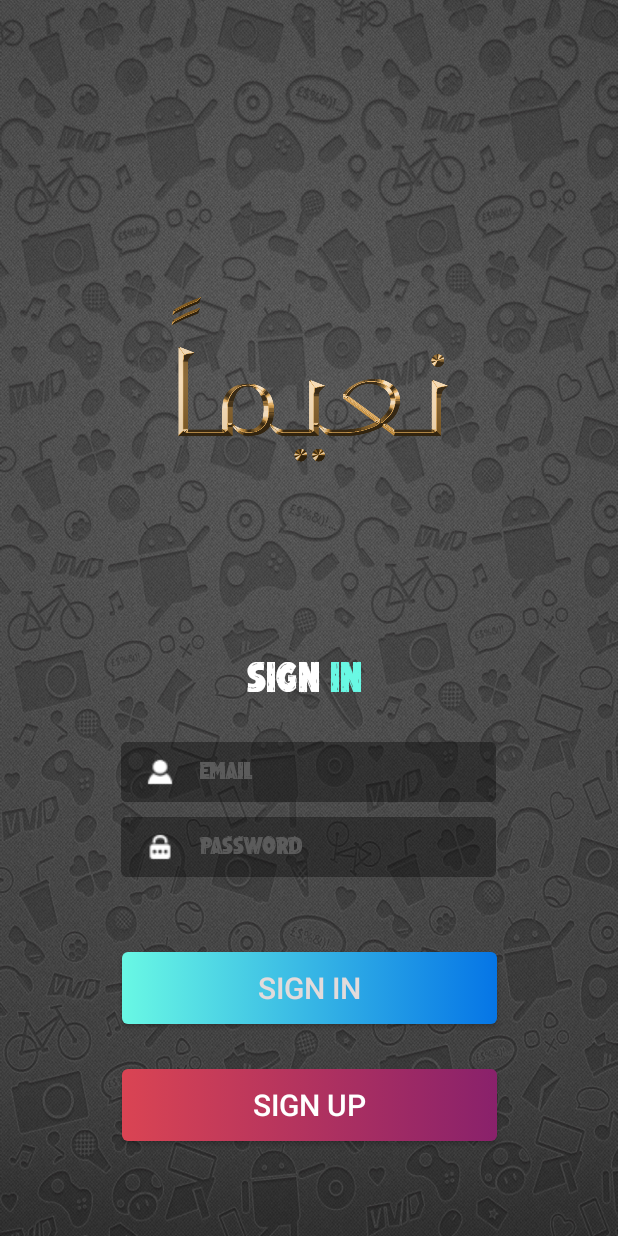
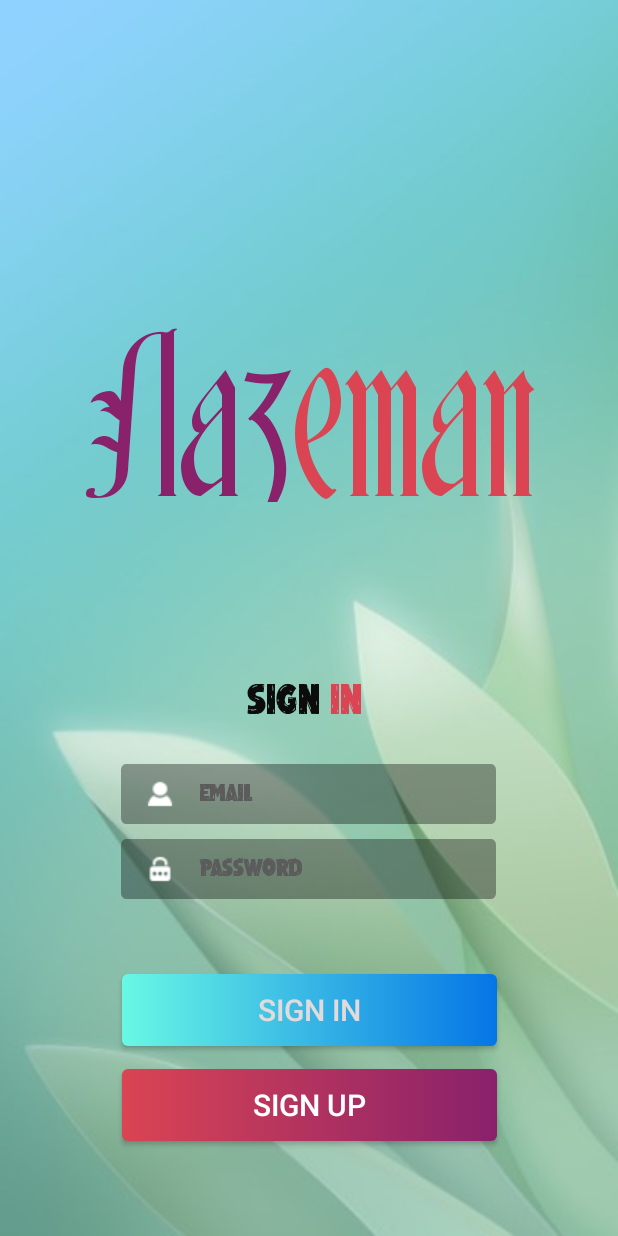
Before and after one commit to Eyad994/FinalAndroidProject, an Android app: the screen it shows after launch (MainActivity), on a phone screen of 412 x 824 dp. Run offline under Robolectric (Android 15) with nearby library versions, the phone set to English and light mode, and no system bars; 2 statements that could not run were skipped.

Commit message:
added background to signin and splash activities

```diff
--- a/app/src/main/res/layout/activity_main.xml
+++ b/app/src/main/res/layout/activity_main.xml
@@ -4,18 +4,17 @@
     xmlns:tools="http://schemas.android.com/tools"
     android:layout_width="match_parent"
     android:layout_height="match_parent"
-    android:background="@drawable/gray_background_image"
+    android:background="@drawable/x1"
     android:orientation="vertical">
 
-    <!--<LinearLayout
-        android:id="@+id/ivLogLogo"
+    <LinearLayout
+        android:id="@+id/ivLogLogo2"
         android:layout_width="wrap_content"
-        android:layout_height="100dp"
+        android:layout_height="160dp"
         android:orientation="horizontal"
-        android:layout_marginBottom="197dp"
-        android:layout_marginTop="27dp"
-        app:layout_constraintBottom_toBottomOf="parent"
+        app:layout_constraintBottom_toTopOf="@+id/atvEmailLog"
         app:layout_constraintEnd_toEndOf="parent"
+        app:layout_constraintHorizontal_bias="0.5"
         app:layout_constraintStart_toStartOf="parent"
         app:layout_constraintTop_toTopOf="parent">
 
@@ -27,8 +26,8 @@
             android:fontFamily="@font/glastonbury"
             android:text="Na3"
             android:textAlignment="center"
-            android:textColor="#0575E6"
-            android:textSize="30pt"
+            android:textColor="#89216B"
+            android:textSize="60pt"
             app:layout_constraintBottom_toBottomOf="parent"
             app:layout_constraintEnd_toEndOf="parent"
             app:layout_constraintStart_toStartOf="parent"
@@ -43,19 +42,19 @@
             android:fontFamily="@font/glastonbury"
             android:text="eman"
             android:textAlignment="center"
-            android:textColor="#69f8e4"
-            android:textSize="30pt"
+            android:textColor="#DA4453"
+            android:textSize="60pt"
             app:layout_constraintBottom_toBottomOf="parent"
             app:layout_constraintEnd_toEndOf="parent"
             app:layout_constraintStart_toStartOf="parent"
             app:layout_constraintTop_toTopOf="parent"
             app:srcCompat="@drawable/na3emanarabic" />
-    </LinearLayout>-->
-
+    </LinearLayout>
 
     <ImageView
         android:id="@+id/ivLogLogo"
         android:layout_width="200dp"
+        android:visibility="invisible"
         android:layout_height="0dp"
         android:layout_marginTop="91dp"
         android:layout_marginBottom="57dp"
@@ -116,7 +115,7 @@
         android:id="@+id/btnSignIn"
         android:layout_width="250dp"
         android:layout_height="wrap_content"
-        android:layout_marginBottom="30dp"
+        android:layout_marginBottom="15dp"
         android:background="@drawable/btnsignin_gradient"
         android:text="Sign In"
         android:textSize="9pt"
@@ -170,7 +169,7 @@
             android:layout_height="wrap_content"
             android:fontFamily="@font/dusty"
             android:text="Sign "
-            android:textColor="@color/white"
+            android:textColor="@color/black"
             android:textSize="12pt"
             app:layout_constraintTop_toBottomOf="@+id/ivLogLogo"
             app:layout_constraintEnd_toStartOf="@+id/ivLogLogo"
@@ -184,7 +183,7 @@
             android:layout_height="wrap_content"
             android:fontFamily="@font/dusty"
             android:text="In "
-            android:textColor="#69f8e4"
+            android:textColor="#DA4453"
             android:textSize="12pt"
             app:layout_constraintTop_toBottomOf="@+id/ivLogLogo"
             app:layout_constraintEnd_toStartOf="@+id/ivLogLogo"
--- a/app/src/main/res/layout/activity_splash_screen.xml
+++ b/app/src/main/res/layout/activity_splash_screen.xml
@@ -4,7 +4,7 @@
     xmlns:tools="http://schemas.android.com/tools"
     android:layout_width="match_parent"
     android:layout_height="match_parent"
-    android:background="@drawable/gray_background_image"
+    android:background="@drawable/x1"
     android:orientation="vertical">
 
     <LinearLayout
@@ -25,7 +25,7 @@
             android:fontFamily="@font/glastonbury"
             android:text="Na3"
             android:textAlignment="center"
-            android:textColor="#0575E6"
+            android:textColor="#89216B"
             android:textSize="60pt"
             app:layout_constraintBottom_toBottomOf="parent"
             app:layout_constraintEnd_toEndOf="parent"
@@ -41,7 +41,7 @@
             android:fontFamily="@font/glastonbury"
             android:text="eman"
             android:textAlignment="center"
-            android:textColor="#69f8e4"
+            android:textColor="#DA4453"
             android:textSize="60pt"
             app:layout_constraintBottom_toBottomOf="parent"
             app:layout_constraintEnd_toEndOf="parent"
```
